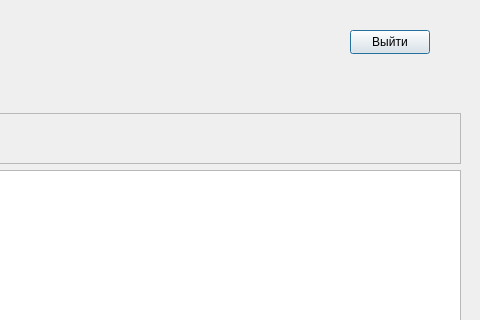
Qt form mainwindow.ui (alpha4vit/polya-el-diary) before a commit; both pictures show x 370 to 850 and y 0 to 320 of the 850 by 600 pixel window.
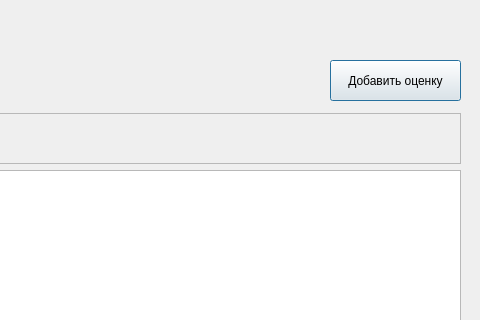
The same form after that commit.

The edit to the form file:
```diff
--- a/mainwindow.ui
+++ b/mainwindow.ui
@@ -28,14 +28,14 @@
   <widget class="QPushButton" name="pushButton">
    <property name="geometry">
     <rect>
-     <x>720</x>
-     <y>30</y>
-     <width>80</width>
-     <height>24</height>
+     <x>700</x>
+     <y>60</y>
+     <width>131</width>
+     <height>41</height>
     </rect>
    </property>
    <property name="text">
-    <string>Выйти</string>
+    <string>Добавить оценку</string>
    </property>
   </widget>
   <widget class="QScrollArea" name="group_menu">
```
Left out of the diff: 2 changed lines with no effect on the pictures.
